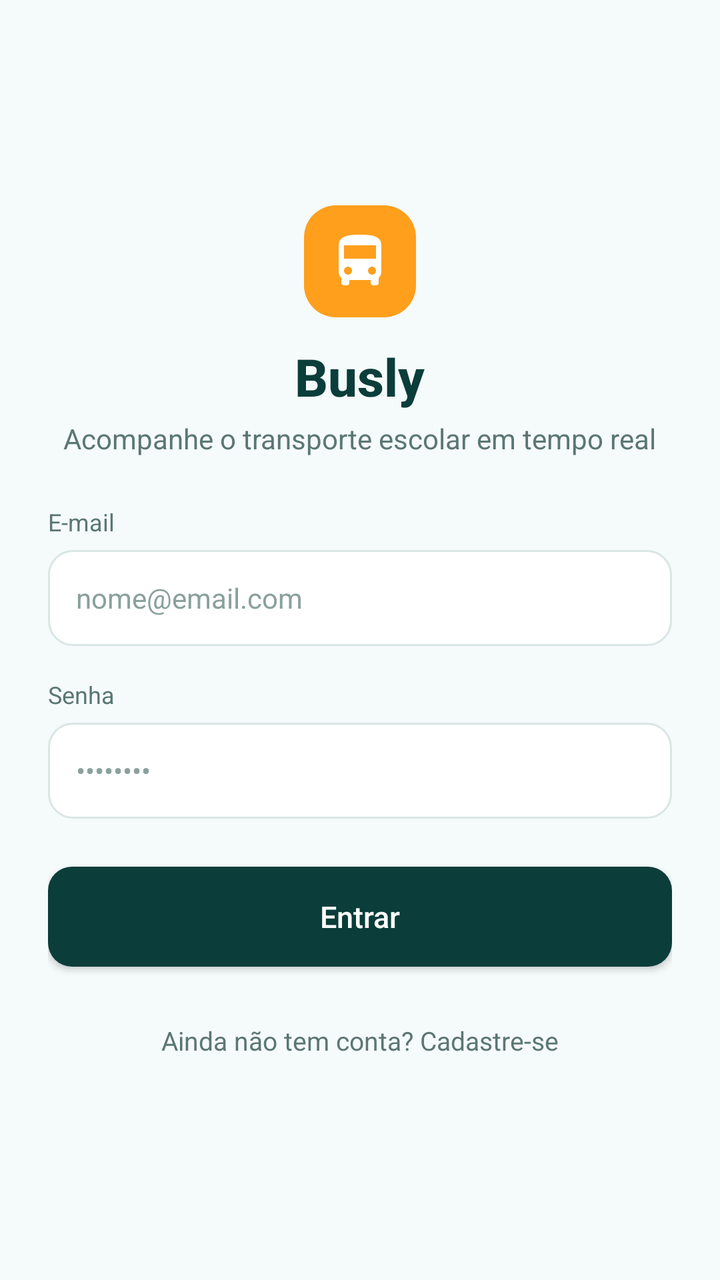
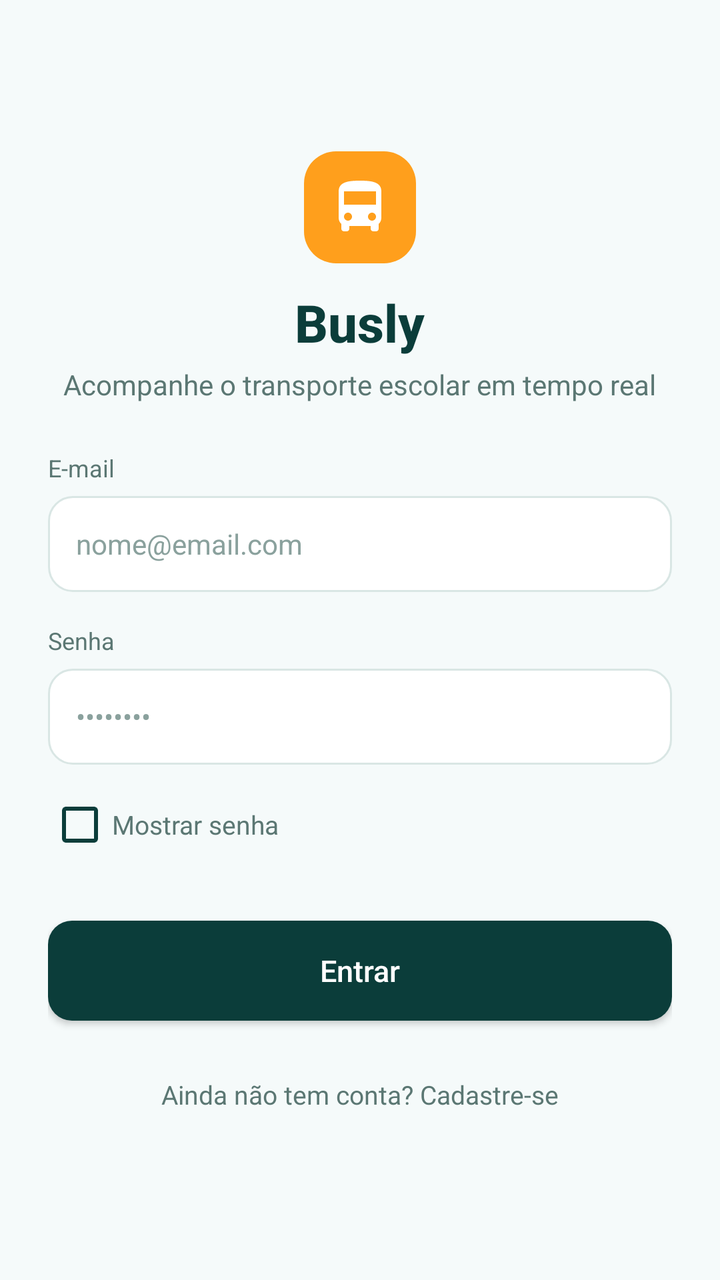

Compare the two renders of this Android layout. The source of the first and the diff that turns it into the second are given below.
<!-- AndroidManifest.xml: application theme Theme.Busly -->
<!-- res/layout/activity_login.xml -->
<?xml version="1.0" encoding="utf-8"?>
<ScrollView xmlns:android="http://schemas.android.com/apk/res/android"
    android:layout_width="match_parent"
    android:layout_height="match_parent"
    android:background="@color/busly_fundo"
    android:fillViewport="true">

    <LinearLayout
        android:layout_width="match_parent"
        android:layout_height="match_parent"
        android:gravity="center_vertical"
        android:orientation="vertical"
        android:padding="24dp">

        <FrameLayout
            android:layout_width="56dp"
            android:layout_height="56dp"
            android:layout_gravity="center_horizontal"
            android:background="@drawable/bg_logo">

            <ImageView
                android:layout_width="32dp"
                android:layout_height="32dp"
                android:layout_gravity="center"
                android:importantForAccessibility="no"
                android:src="@drawable/ic_bus" />
        </FrameLayout>

        <TextView
            android:layout_width="wrap_content"
            android:layout_height="wrap_content"
            android:layout_gravity="center_horizontal"
            android:layout_marginTop="12dp"
            android:fontFamily="sans-serif-medium"
            android:text="@string/app_name"
            android:textColor="@color/busly_primary"
            android:textSize="26sp"
            android:textStyle="bold" />

        <TextView
            style="@style/Busly.Secundario"
            android:layout_width="wrap_content"
            android:layout_height="wrap_content"
            android:layout_gravity="center_horizontal"
            android:layout_marginTop="4dp"
            android:layout_marginBottom="24dp"
            android:gravity="center"
            android:text="@string/login_subtitulo"
            android:textSize="14sp" />

        <TextView
            style="@style/Busly.Label"
            android:layout_width="wrap_content"
            android:layout_height="wrap_content"
            android:layout_marginTop="0dp"
            android:text="@string/label_email" />

        <EditText
            android:id="@+id/etEmail"
            style="@style/Busly.Campo"
            android:autofillHints="emailAddress"
            android:hint="@string/hint_email"
            android:imeOptions="actionNext"
            android:inputType="textEmailAddress" />

        <TextView
            style="@style/Busly.Label"
            android:layout_width="wrap_content"
            android:layout_height="wrap_content"
            android:text="@string/label_senha" />

        <EditText
            android:id="@+id/etSenha"
            style="@style/Busly.Campo"
            android:autofillHints="password"
            android:hint="@string/hint_senha"
            android:imeOptions="actionDone"
            android:inputType="textPassword" />

        <androidx.appcompat.widget.AppCompatButton
            android:id="@+id/btnEntrar"
            android:layout_width="match_parent"
            android:layout_height="50dp"
            android:layout_marginTop="24dp"
            android:background="@drawable/bg_botao_primario"
            android:fontFamily="sans-serif-medium"
            android:text="@string/entrar"
            android:textAllCaps="false"
            android:textColor="@color/white"
            android:textSize="15sp" />

        <TextView
            android:id="@+id/tvCadastro"
            style="@style/Busly.Secundario"
            android:layout_width="wrap_content"
            android:layout_height="wrap_content"
            android:layout_gravity="center_horizontal"
            android:layout_marginTop="20dp"
            android:padding="8dp"
            android:text="@string/sem_conta"
            android:textSize="13sp" />
    </LinearLayout>
</ScrollView>
<!-- resources referenced by this layout -->
<resources>
  <color name="busly_fundo">#F5FAFA</color>
  <color name="busly_primary">#0B3D3A</color>
  <color name="white">#FFFFFF</color>
  <!-- drawable bg_botao_primario (drawable) -->
  <?xml version="1.0" encoding="utf-8"?>
  <ripple xmlns:android="http://schemas.android.com/apk/res/android"
      android:color="#33FFFFFF">
      <item>
          <shape android:shape="rectangle">
              <solid android:color="@color/busly_primary" />
              <corners android:radius="12dp" />
          </shape>
      </item>
  </ripple>
  <!-- drawable bg_logo (drawable) -->
  <?xml version="1.0" encoding="utf-8"?>
  <shape xmlns:android="http://schemas.android.com/apk/res/android" android:shape="rectangle">
      <solid android:color="@color/busly_laranja" />
      
      <corners android:radius="16dp" />
  </shape>
  <!-- drawable ic_bus (drawable) -->
  <?xml version="1.0" encoding="utf-8"?>
  <vector xmlns:android="http://schemas.android.com/apk/res/android"
      android:width="24dp"
      android:height="24dp"
      android:viewportWidth="24"
      android:viewportHeight="24">
      <path
          android:fillColor="#FFFFFF"
          android:pathData="M4,16c0,0.88 0.39,1.67 1,2.22L5,20c0,0.55 0.45,1 1,1h1c0.55,0 1,-0.45 1,-1v-1h8v1c0,0.55 0.45,1 1,1h1c0.55,0 1,-0.45 1,-1v-1.78c0.61,-0.55 1,-1.34 1,-2.22L20,6c0,-3.5 -3.58,-4 -8,-4s-8,0.5 -8,4v10zM7.5,17c-0.83,0 -1.5,-0.67 -1.5,-1.5S6.67,14 7.5,14s1.5,0.67 1.5,1.5S8.33,17 7.5,17zM16.5,17c-0.83,0 -1.5,-0.67 -1.5,-1.5s0.67,-1.5 1.5,-1.5 1.5,0.67 1.5,1.5 -0.67,1.5 -1.5,1.5zM18,11L6,11L6,6h12v5z" />
  </vector>
  <string name="app_name">Busly</string>
  <string name="entrar">Entrar</string>
  <string name="hint_email">nome@email.com</string>
  <string name="hint_senha">••••••••</string>
  <string name="label_email">E-mail</string>
  <string name="label_senha">Senha</string>
  <string name="login_subtitulo">Acompanhe o transporte escolar em tempo real</string>
  <string name="sem_conta">Ainda não tem conta? Cadastre-se</string>
  <style name="Busly.Campo" parent="">
          <item name="android:layout_width">match_parent</item>
          <item name="android:layout_height">48dp</item>
          <item name="android:background">@drawable/bg_input</item>
          <item name="android:paddingStart">14dp</item>
          <item name="android:paddingEnd">14dp</item>
          <item name="android:textSize">14sp</item>
          <item name="android:textColor">@color/busly_primary</item>
          <item name="android:textColorHint">#8AA19D</item>
          <item name="android:singleLine">true</item>
      </style>
  <style name="Busly.Label" parent="">
          <item name="android:textSize">12sp</item>
          <item name="android:textColor">@color/busly_texto_secundario</item>
          <item name="android:layout_marginTop">16dp</item>
          <item name="android:layout_marginBottom">6dp</item>
      </style>
  <style name="Busly.Secundario" parent="">
          <item name="android:textSize">12sp</item>
          <item name="android:textColor">@color/busly_texto_secundario</item>
      </style>
  <color name="busly_laranja">#FF9F1C</color>
  <!-- drawable bg_input (drawable) -->
  <?xml version="1.0" encoding="utf-8"?>
  <shape xmlns:android="http://schemas.android.com/apk/res/android" android:shape="rectangle">
      <solid android:color="@color/white" />
      <stroke android:width="1dp" android:color="@color/busly_borda" />
      <corners android:radius="12dp" />
  </shape>
  <color name="busly_texto_secundario">#5B7773</color>
  <color name="busly_primary_variant">#082B29</color>
  <color name="busly_borda">#D9E6E4</color>
  <!-- unchanged entries left out for length: 1 -->
</resources>

<!-- the commit's change to res/layout/activity_login.xml (unified diff, before → after) -->
@@ -77,6 +77,16 @@
             android:imeOptions="actionDone"
             android:inputType="textPassword" />
 
+        <androidx.appcompat.widget.AppCompatCheckBox
+            android:id="@+id/cbMostrarSenha"
+            android:layout_width="wrap_content"
+            android:layout_height="wrap_content"
+            android:layout_marginTop="6dp"
+            android:buttonTint="@color/busly_primary"
+            android:text="@string/mostrar_senha"
+            android:textColor="@color/busly_texto_secundario"
+            android:textSize="13sp" />
+
         <androidx.appcompat.widget.AppCompatButton
             android:id="@+id/btnEntrar"
             android:layout_width="match_parent"
<!-- resource entries referenced after the edit -->
@@ -39,6 +39,7 @@
   <string name="label_email">E-mail</string>
   <string name="label_senha">Senha</string>
   <string name="login_subtitulo">Acompanhe o transporte escolar em tempo real</string>
+  <string name="mostrar_senha">Mostrar senha</string>
   <string name="sem_conta">Ainda não tem conta? Cadastre-se</string>
   <style name="Busly.Campo" parent="">
           <item name="android:layout_width">match_parent</item>
